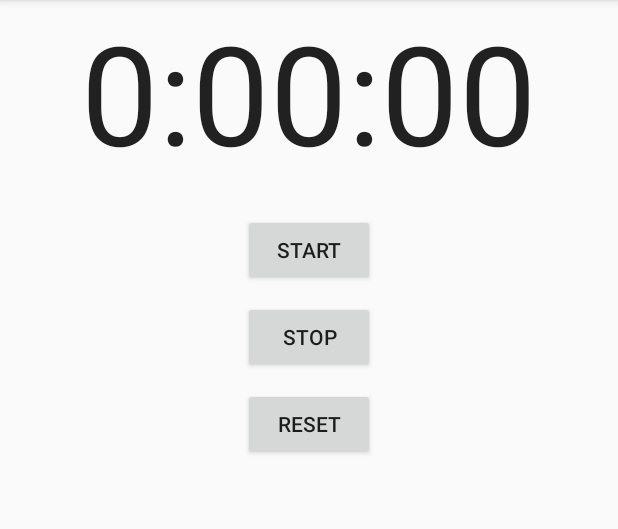
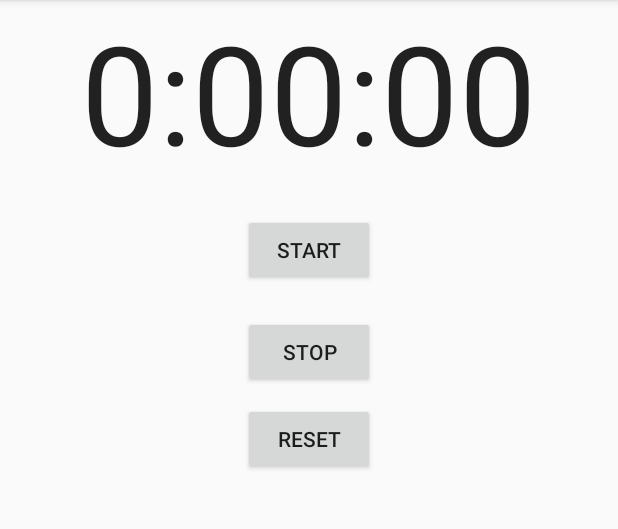
Before and after one commit to AlexanderPokidin/Workout, an Android app: the fragment StopwatchFragment shown on its own in the app's theme, after a tap on "RESET", on a phone screen of 412 x 824 dp, the part 84-613 px from its top. Run offline under Robolectric (Android 15) with nearby library versions, the phone set to English and light mode, and no system bars; 2 other taps on this screen came first.

```diff
--- a/app/src/main/java/com/example/alex/workout/StopwatchFragment.java
+++ b/app/src/main/java/com/example/alex/workout/StopwatchFragment.java
@@ -7,9 +7,10 @@ import android.view.LayoutInflater;
 import android.view.View;
 import android.view.ViewGroup;
 import android.widget.TextView;
+import android.widget.Button;
 
 
-public class StopwatchFragment extends Fragment {
+public class StopwatchFragment extends Fragment implements View.OnClickListener{
     private int seconds = 0;
 
     private boolean running;
@@ -32,7 +33,28 @@ public class StopwatchFragment extends Fragment {
     public View onCreateView(LayoutInflater inflater, ViewGroup container, Bundle savedInstanceState) {
         View layout = inflater.inflate(R.layout.fragment_stopwatch, container, false);
         runTimer(layout);
+        Button startButton = (Button) layout.findViewById(R.id.start_button);
+        startButton.setOnClickListener(this);
+        Button stopButton = (Button) layout.findViewById(R.id.stop_button);
+        stopButton.setOnClickListener(this);
+        Button resetButton = (Button) layout.findViewById(R.id.reset_button);
+        resetButton.setOnClickListener(this);
         return layout;
+    }
+
+    @Override
+    public void onClick(View v) {
+        switch (v.getId()){
+            case R.id.start_button:
+                onClickStart(v);
+                break;
+            case R.id.stop_button:
+                onClickStop(v);
+                break;
+            case R.id.reset_button:
+                onClickReset(v);
+                break;
+        }
     }
 
     @Override
--- a/app/src/main/java/com/example/alex/workout/WorkoutListFragment.java
+++ b/app/src/main/java/com/example/alex/workout/WorkoutListFragment.java
@@ -1,7 +1,6 @@
 package com.example.alex.workout;
 
 
-import android.content.Context;
 import android.os.Bundle;
 import android.app.ListFragment;
 import android.view.LayoutInflater;
--- a/app/src/main/res/layout/fragment_stopwatch.xml
+++ b/app/src/main/res/layout/fragment_stopwatch.xml
@@ -1,5 +1,5 @@
+<?xml version="1.0" encoding="utf-8"?>
 <RelativeLayout xmlns:android="http://schemas.android.com/apk/res/android"
-    xmlns:tools="http://schemas.android.com/tools"
     android:layout_width="match_parent"
     android:layout_height="match_parent">
 
@@ -11,7 +11,7 @@
         android:layout_centerHorizontal="true"
         android:layout_marginTop="0dp"
         android:text=""
-        android:textAppearance="?android:textAppearanceLarge"
+        android:textAppearance="?android:attr/textAppearanceLarge"
         android:textSize="92sp"/>
 
     <Button
@@ -21,7 +21,6 @@
         android:layout_below="@+id/time_view"
         android:layout_centerHorizontal="true"
         android:layout_marginTop="20dp"
-        android:onClick="onClickStart"
         android:text="@string/start" />
 
     <Button
@@ -30,8 +29,7 @@
         android:layout_height="wrap_content"
         android:layout_below="@+id/start_button"
         android:layout_centerHorizontal="true"
-        android:layout_marginTop="10dp"
-        android:onClick="onClickStop"
+        android:layout_marginTop="20dp"
         android:text="@string/stop"/>
 
     <Button
@@ -41,7 +39,6 @@
         android:layout_below="@+id/stop_button"
         android:layout_centerHorizontal="true"
         android:layout_marginTop="10dp"
-        android:onClick="onClickReset"
         android:text="@string/reset"/>
 
 </RelativeLayout>
```
Also changed, not shown: app/src/main/java/com/example/alex/workout/WorkoutDetailFragment.java (+8 -3 lines), app/src/main/res/layout/fragment_workout_detail.xml (+9 -5 lines).
